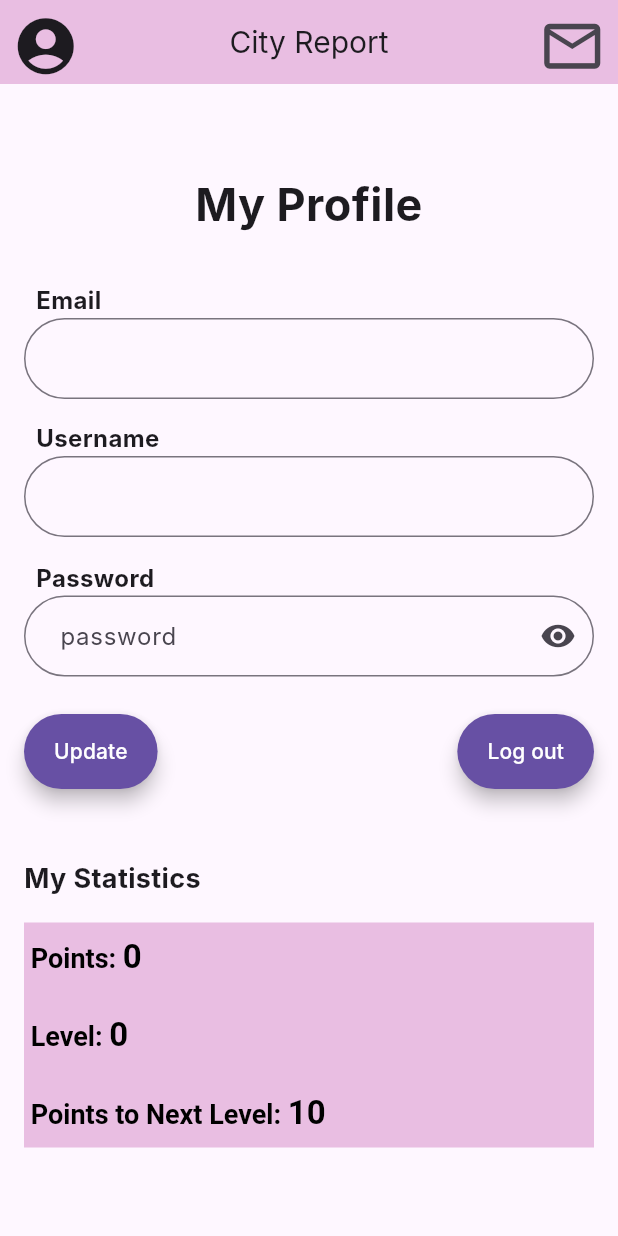
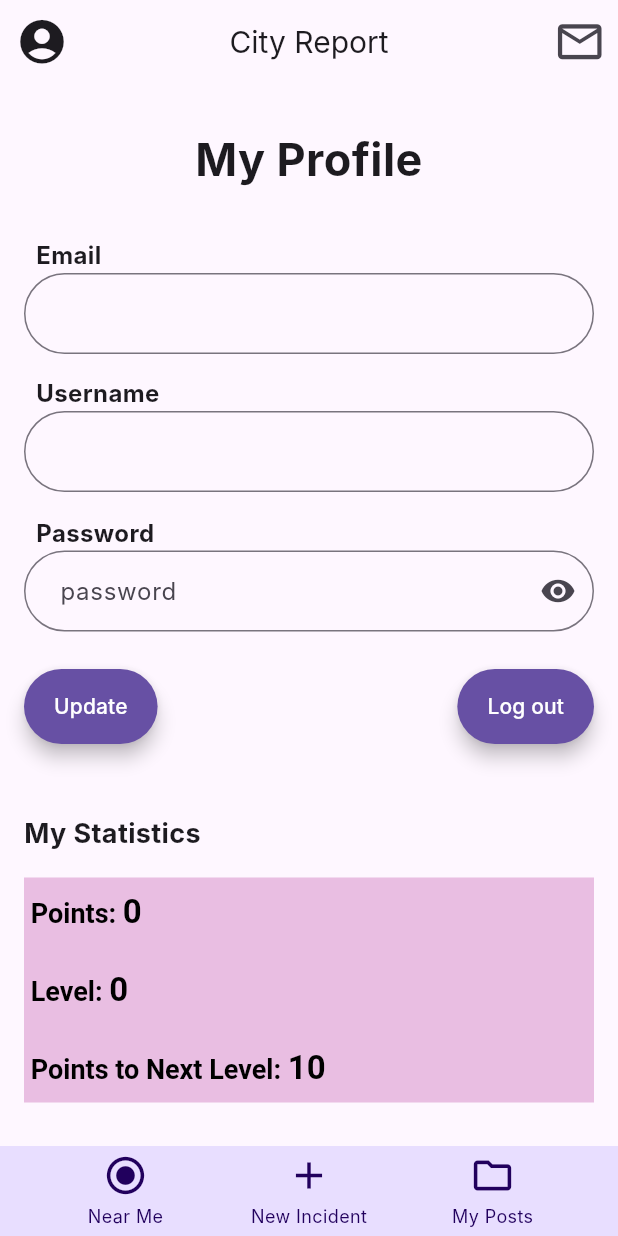
Before and after one commit to anastazee/city-report, a Flutter app: the Profile screen opened directly, on a phone screen of 412 x 824 dp. Run offline on Flutter 3.47's test engine with Material 3 defaults, Android fonts, the phone set to English and light mode, and no system bars; our stand-ins replace cloud_firestore, firebase_auth, firebase_core, flutter_map, geocoding, geolocator and 3 more; accounts and stored records are empty; Roboto replaces fonts that are missing (Inter).

```diff
--- a/lib/main.dart
+++ b/lib/main.dart
@@ -5,7 +5,9 @@ import 'package:firebase_auth/firebase_auth.dart';
 
 import 'services/auth.dart';
 import 'screens/home/wrapper.dart';
-
+import 'screens/myposts2.dart';
+import 'screens/map/mappage.dart';
+import 'screens/new_incident/new_incident.dart';
 void main() async {
   WidgetsFlutterBinding.ensureInitialized();
   try {
@@ -24,6 +26,13 @@ class MyApp extends StatelessWidget{
       value: AuthService().user,
        initialData: null,
        child: MaterialApp(
+              initialRoute: '/home', // Set the initial route
+      routes: {
+        '/map': (context) => MapPage(), // Define the 'map' route
+        '/new_incident': (context) => NewIncident(),
+        '/my_posts': (context) => MyPosts(),
+      },
+
       theme: ThemeData(
         brightness: Brightness.light,
         primaryColor: Color(0xFF6750A4),
--- a/lib/models/bars.dart
+++ b/lib/models/bars.dart
@@ -13,11 +13,11 @@ class MyAppBar extends StatelessWidget implements PreferredSizeWidget {
             MaterialPageRoute(builder: (context) => Profile()),
           );
           },
-          iconSize: 45.0
+          iconSize: 35.0
         ),
       title: Text('City Report'),
       centerTitle: true,
-      backgroundColor: Color.fromARGB(255, 233, 190, 226),
+      backgroundColor: Color(0xFEF7FF),
       actions: [
         IconButton(
            icon: Icon(Icons.email_outlined),
@@ -27,7 +27,7 @@ class MyAppBar extends StatelessWidget implements PreferredSizeWidget {
             MaterialPageRoute(builder: (context) => Profile()),
           );
           },
-          iconSize: 45.0
+          iconSize: 35.0
        ),
       ],
     );
@@ -36,3 +36,74 @@ class MyAppBar extends StatelessWidget implements PreferredSizeWidget {
   @override
   Size get preferredSize => const Size.fromHeight(kToolbarHeight);
 }
+
+
+class AppNavigationBar extends StatelessWidget {
+  final int selectedIndex;
+
+  AppNavigationBar({
+    required this.selectedIndex
+  });
+
+  @override
+  Widget build(BuildContext context) {
+    return Container(
+      height: 60.0,
+      color: Color.fromARGB(255, 232, 222, 255),
+      child: Row(
+        mainAxisAlignment: MainAxisAlignment.spaceEvenly,
+        children: [
+          _buildNavItem(context, 0, Icons.radio_button_checked, 'Near Me'),
+          _buildNavItem(context, 1, Icons.add, 'New Incident'),
+          _buildNavItem(context, 2, Icons.folder_outlined, 'My Posts'),
+        ],
+      ),
+    );
+  }
+
+  Widget _buildNavItem(BuildContext context, int index, IconData icon, String label) {
+    return GestureDetector(
+      onTap: () {
+
+        // Handle navigation based on the selected index
+        switch (index) {
+          case 0:
+            Navigator.pushReplacementNamed(context, '/map');
+            break;
+          case 1:
+            Navigator.pushReplacementNamed(context, '/new_incident');
+            break;
+          case 2:
+            Navigator.pushReplacementNamed(context, '/my_posts');
+            break;
+        }
+      },
+      child: Column(
+        mainAxisAlignment: MainAxisAlignment.center,
+        children: [
+          Container(
+            width: 60.0,
+            decoration: BoxDecoration(
+              borderRadius: BorderRadius.circular(15.0), // Adjust the border radius as needed
+              shape: BoxShape.rectangle,
+              color: selectedIndex == index ? Color.fromARGB(255, 194, 185, 213) : Colors.transparent,
+            ),
+            child: Icon(
+              icon,
+              color: Color(0xFF21005D),
+              size: 30.0,
+            )
+          ),
+          SizedBox(height: 4.0),
+          Text(
+            label,
+            style: TextStyle(
+              color: Color(0xFF21005D),
+              fontSize: 12.0,
+            ),
+          ),
+        ],
+      ),
+    );
+  }
+}
--- a/lib/screens/all_incidents.dart
+++ b/lib/screens/all_incidents.dart
@@ -1,3 +1,4 @@
+import 'package:flutter_application_1/models/bars.dart';
 import 'package:geolocator/geolocator.dart';
 import 'package:flutter/material.dart';
 import 'package:cloud_firestore/cloud_firestore.dart';
@@ -102,9 +103,7 @@ Future<void> getUserLocation() async {
   @override
   Widget build(BuildContext context) {
     return Scaffold(
-      appBar: AppBar(
-        title: Text('Incident List'),
-      ),
+      appBar:MyAppBar(),
       body: Stack(
         children: [
           StreamBuilder<QuerySnapshot>(
@@ -209,6 +208,7 @@ Future<void> getUserLocation() async {
           ),
         ],
       ),
+      bottomNavigationBar: AppNavigationBar(selectedIndex: -1),
     );
   }
 
--- a/lib/screens/map/mappage.dart
+++ b/lib/screens/map/mappage.dart
@@ -1,4 +1,5 @@
 import 'package:flutter/material.dart';
+import 'package:flutter_application_1/models/bars.dart';
 import '/screens/all_incidents.dart';
 import 'package:geolocator/geolocator.dart';
 import 'package:flutter_map/flutter_map.dart';
@@ -166,9 +167,7 @@ void searchLocation(String query) async {
 @override
 Widget build(BuildContext context) {
   return Scaffold(
-    appBar: AppBar(
-      title: Text('Flutter Map Demo'),
-    ),
+    appBar: MyAppBar(),
     body: Stack(
       children: [
         FlutterMap(
@@ -329,6 +328,7 @@ child: Icon(Icons.home),          ),
         ),
       ],
     ),
+    bottomNavigationBar: AppNavigationBar(selectedIndex: 0),
 
   );
 }
--- a/lib/screens/myprofile.dart
+++ b/lib/screens/myprofile.dart
@@ -284,6 +284,7 @@ child: RichText(
       ),
       ],
     ),
+    bottomNavigationBar: AppNavigationBar(selectedIndex: -1),
     );
 } else {
     // Handle the case when there is no data
--- a/lib/screens/new_incident/new_incident.dart
+++ b/lib/screens/new_incident/new_incident.dart
@@ -1,4 +1,5 @@
 import 'package:flutter/material.dart';
+import 'package:flutter_application_1/models/bars.dart';
 import "package:location/location.dart";
 import 'package:cloud_firestore/cloud_firestore.dart';
 import 'package:firebase_auth/firebase_auth.dart';
@@ -61,9 +62,7 @@ class _NewIncidentState extends State<NewIncident> {
   @override
   Widget build(BuildContext context) {
     return Scaffold(
-      appBar: AppBar(
-        title: const Text('New Incident'),
-      ),
+      appBar: MyAppBar(),
       body: Padding(
         padding: const EdgeInsets.all(16.0),
         child: Form(
@@ -128,6 +127,7 @@ class _NewIncidentState extends State<NewIncident> {
           ),
         ),
       ),
+      bottomNavigationBar: AppNavigationBar(selectedIndex: 1),
     );
   }
 }
--- a/lib/screens/view_incident/incident_details.dart
+++ b/lib/screens/view_incident/incident_details.dart
@@ -1,5 +1,6 @@
 import 'package:cloud_firestore/cloud_firestore.dart';
 import 'package:flutter/material.dart';
+import 'package:flutter_application_1/models/bars.dart';
 import 'package:intl/intl.dart';
 import 'package:firebase_auth/firebase_auth.dart';
 import 'package:flutter_application_1/services/queries.dart';
@@ -61,9 +62,7 @@ class _IncidentDetailsState extends State<IncidentDetails> {
   @override
   Widget build(BuildContext context) {
     return Scaffold(
-      appBar: AppBar(
-        title: Text('Incident Details'),
-      ),
+      appBar: MyAppBar(),
       body: FutureBuilder<DocumentSnapshot<Map<String, dynamic>>>(
         future: _getIncidentDocument(),
         builder: (context, snapshot) {
@@ -129,6 +128,7 @@ class _IncidentDetailsState extends State<IncidentDetails> {
           );
         },
       ),
+      bottomNavigationBar: AppNavigationBar(selectedIndex: -1),
     );
   }
 
```
Also changed, not shown: lib/screens/myposts2.dart (+77 -21 lines).
